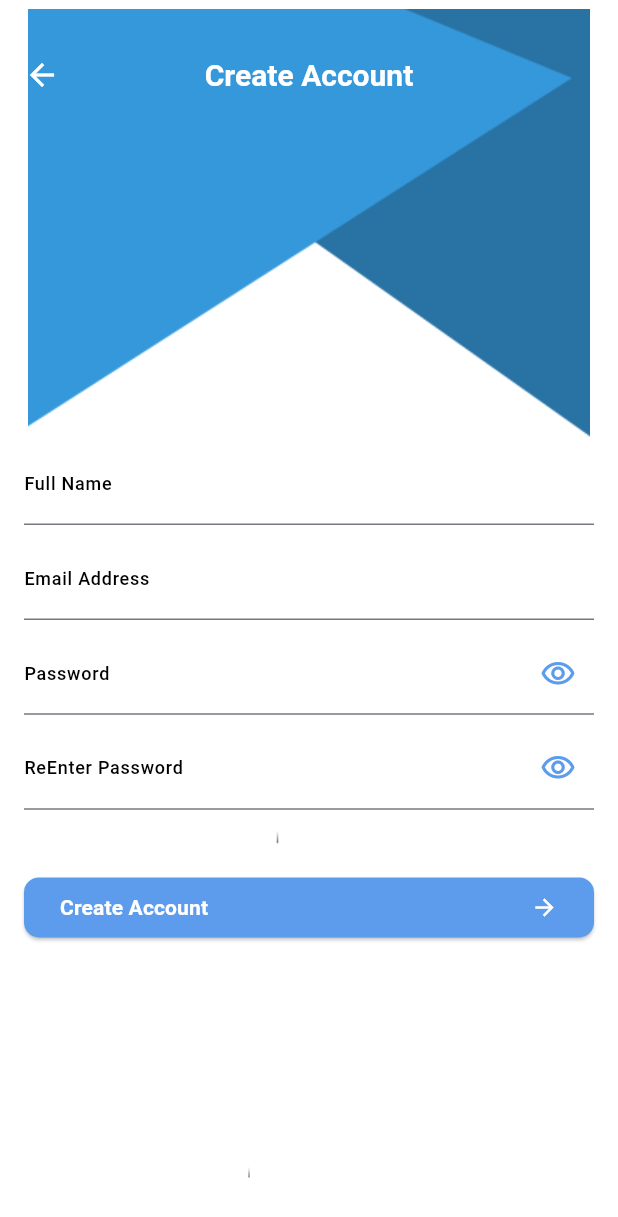
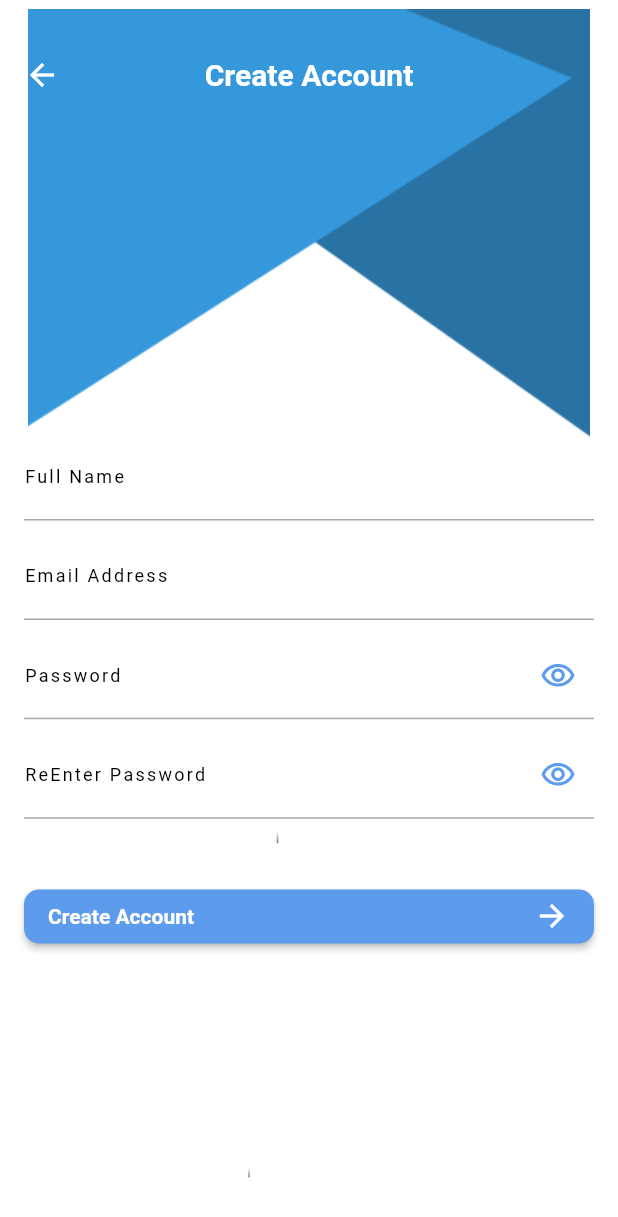
Before and after one commit to KareemEzzaldin/todo_app, a Flutter app: the RegisterScreen screen opened by its route, on a phone screen of 412 x 824 dp. Shown: the top 1217 px of the screen. Run offline on Flutter 3.47's test engine with Material 3 defaults, Android fonts, the phone set to English and light mode, and no system bars; our stand-ins replace firebase_auth, firebase_core; accounts and stored records are empty.

```diff
--- a/lib/main.dart
+++ b/lib/main.dart
@@ -31,5 +31,6 @@ class MyApp extends StatelessWidget {
       },
       initialRoute: Homescreen.routeName,
     );
+
   }
 }
--- a/lib/style/AppStyle.dart
+++ b/lib/style/AppStyle.dart
@@ -8,6 +8,12 @@ class AppStyle{
       primary: AppColor.lightPrimary,
     ),
     scaffoldBackgroundColor: AppColor.lightBackgroun,
+    floatingActionButtonTheme: FloatingActionButtonThemeData(
+      backgroundColor: AppColor.lightPrimary,
+    ),
+    bottomNavigationBarTheme: BottomNavigationBarThemeData(
+      selectedItemColor: AppColor.lightPrimary,
+    ),
     appBarTheme: AppBarTheme(
       backgroundColor: AppColor.lightPrimary,
       toolbarHeight: 100,
@@ -27,6 +33,6 @@ class AppStyle{
         fontSize: 12,
       ),
     ),
-    useMaterial3: true,
+    useMaterial3: false,
   );
 }
--- a/lib/ui/login/LoginScreen.dart
+++ b/lib/ui/login/LoginScreen.dart
@@ -40,6 +40,7 @@ class _LoginScreenState extends State<LoginScreen> {
         resizeToAvoidBottomInset: true,
         backgroundColor: Colors.transparent,
         appBar: AppBar(
+          elevation: 0,
           backgroundColor: Colors.transparent,
           title: Text("Login"),
           centerTitle: true,
--- a/lib/ui/register/RegisterScreen.dart
+++ b/lib/ui/register/RegisterScreen.dart
@@ -41,6 +41,7 @@ class _RegisterScreenState extends State<RegisterScreen> {
         resizeToAvoidBottomInset: true,
         backgroundColor: Colors.transparent,
         appBar: AppBar(
+          elevation: 0,
           backgroundColor: Colors.transparent,
           title: Text("Create Account"),
           centerTitle: true,
```
Also changed, not shown: lib/ui/home/HomeScreen.dart (+46 -2 lines), lib/ui/home/tabs/Settings/Settings.dart (added, +10 -0 lines), lib/ui/home/tabs/TasksTab/TasksTab.dart (added, +10 -0 lines).
